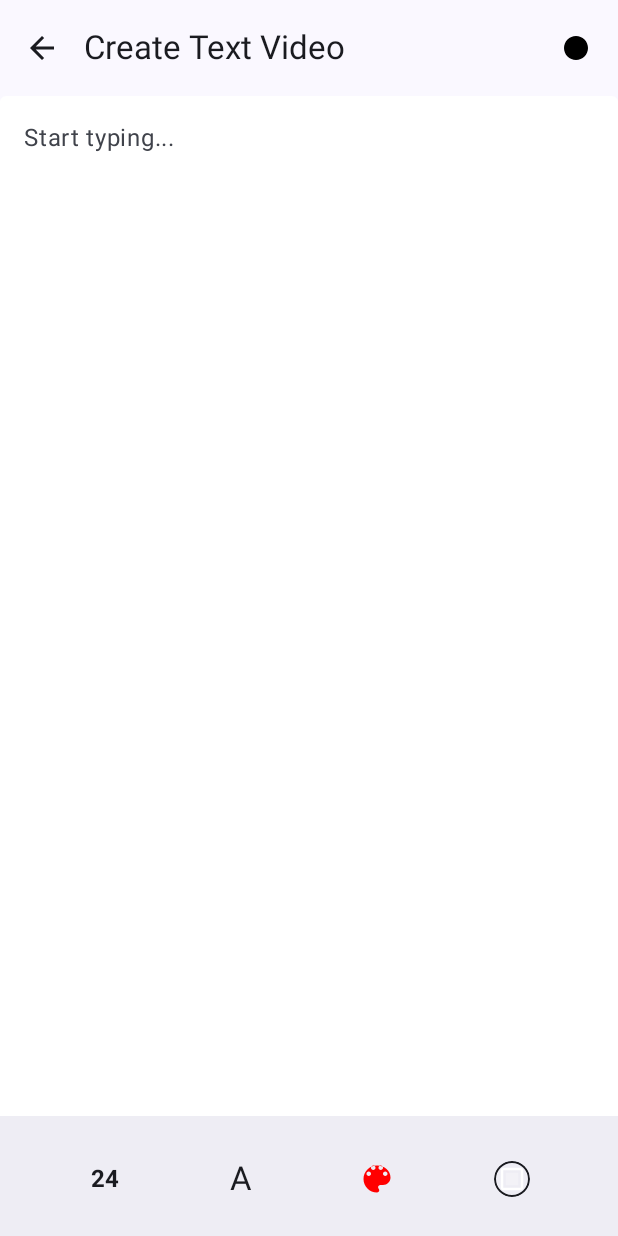
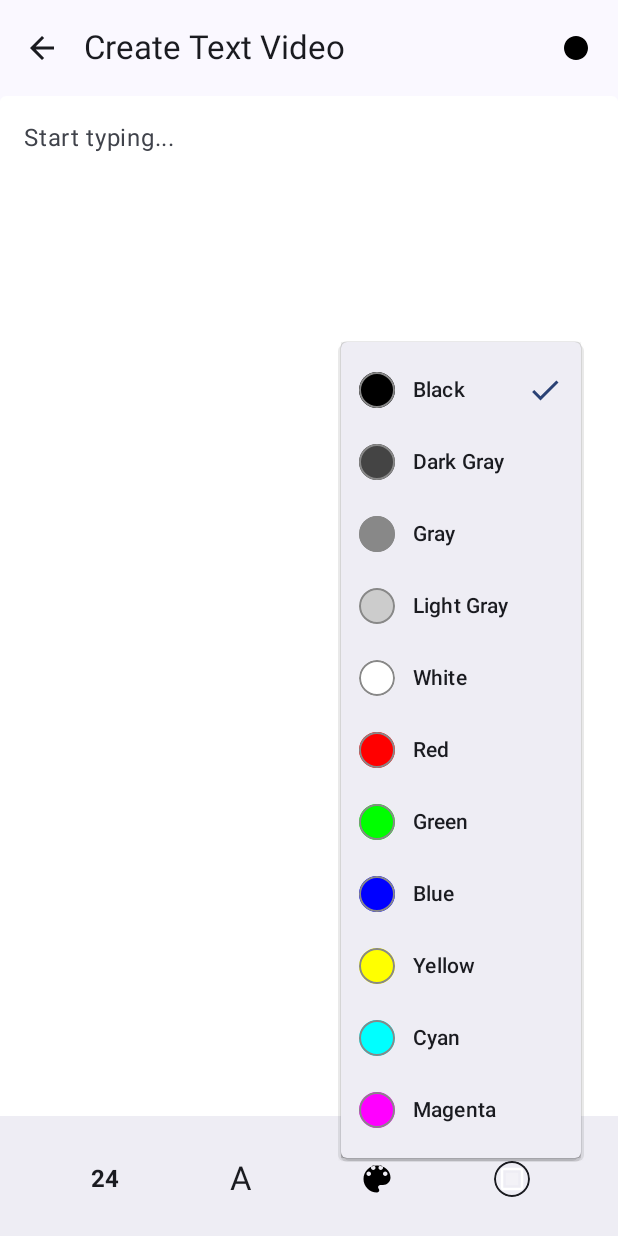
Before and after one commit to adegtiarev/VideoMessage, an Android app built with Jetpack Compose: the TextVideoScreen screen opened through its navigation route, after a tap on "Text Color", on a phone screen of 412 x 824 dp. Run offline under Robolectric (Android 15) with nearby library versions, the phone set to English and light mode, and no system bars; our stand-ins replace Dagger/Hilt's generated code.

Commit message:
Implement text and background color selection menus in TextVideoScreen
- Define `availableColors` list and state variables for managing color dropdown visibility.
- Update text and background color `IconButton`s to trigger dropdown menus allowing selection from a palette, replacing the previous simple toggle logic.
- The new menus display color previews and indicate the currently selected option.
- Refactor the font style `DropdownMenu` to generate items dynamically from a list, reducing code duplication.

```diff
--- a/app/src/main/java/arg/adegtiarev/videomessage/ui/textvideo/TextVideoScreen.kt
+++ b/app/src/main/java/arg/adegtiarev/videomessage/ui/textvideo/TextVideoScreen.kt
@@ -1,5 +1,6 @@
 package arg.adegtiarev.videomessage.ui.textvideo
 
+import androidx.compose.foundation.background
 import androidx.compose.foundation.border
 import androidx.compose.foundation.layout.Arrangement
 import androidx.compose.foundation.layout.Box
@@ -55,7 +56,6 @@ fun TextVideoScreen(
     var text by remember { mutableStateOf("") }
     var textSizeSp by remember { mutableFloatStateOf(24f) }
 
-    // Заменяем isBold на параметры стиля и веса
     var fontWeight by remember { mutableStateOf(FontWeight.Normal) }
     var fontStyle by remember { mutableStateOf(FontStyle.Normal) }
 
@@ -65,9 +65,27 @@ fun TextVideoScreen(
     // Состояния видимости меню
     var showSizeMenu by remember { mutableStateOf(false) }
     var showStyleMenu by remember { mutableStateOf(false) }
+    var showTextColorMenu by remember { mutableStateOf(false) }
+    var showBgColorMenu by remember { mutableStateOf(false) }
 
     val availableFontSizes = remember {
         listOf(12f, 14f, 16f, 18f, 20f, 24f, 28f, 32f, 36f, 40f, 48f, 56f, 64f, 72f, 96f)
+    }
+
+    val availableColors = remember {
+        listOf(
+            "Black" to Color.Black,
+            "Dark Gray" to Color.DarkGray,
+            "Gray" to Color.Gray,
+            "Light Gray" to Color.LightGray,
+            "White" to Color.White,
+            "Red" to Color.Red,
+            "Green" to Color.Green,
+            "Blue" to Color.Blue,
+            "Yellow" to Color.Yellow,
+            "Cyan" to Color.Cyan,
+            "Magenta" to Color.Magenta
+        )
     }
     // ----------------------------------------------------------
 
@@ -128,10 +146,9 @@ fun TextVideoScreen(
                         }
                     }
 
-                    // 2. Кнопка стиля шрифта (Bold, Italic, etc.)
+                    // 2. Кнопка стиля шрифта
                     Box {
                         IconButton(onClick = { showStyleMenu = true }) {
-                            // Отображаем букву "A" с текущим примененным стилем
                             Text(
                                 text = "A",
                                 style = MaterialTheme.typography.titleLarge,
@@ -145,69 +162,34 @@ fun TextVideoScreen(
                             onDismissRequest = { showStyleMenu = false },
                             offset = DpOffset(x = 0.dp, y = 10.dp)
                         ) {
-                            // Normal
+                            val styles = listOf(
+                                Triple("Normal", FontWeight.Normal, FontStyle.Normal),
+                                Triple("Bold", FontWeight.Bold, FontStyle.Normal),
+                                Triple("Italic", FontWeight.Normal, FontStyle.Italic),
+                                Triple("Bold Italic", FontWeight.Bold, FontStyle.Italic)
+                            )
+
+                            styles.forEach { (name, weight, style) ->
                                 DropdownMenuItem(
-                                text = { Text("Normal", fontWeight = FontWeight.Normal, fontStyle = FontStyle.Normal) },
+                                    text = { Text(name, fontWeight = weight, fontStyle = style) },
                                     onClick = {
-                                    fontWeight = FontWeight.Normal
-                                    fontStyle = FontStyle.Normal
+                                        fontWeight = weight
+                                        fontStyle = style
                                         showStyleMenu = false
                                     },
                                     trailingIcon = {
-                                    if (fontWeight == FontWeight.Normal && fontStyle == FontStyle.Normal) {
-                                        Icon(Icons.Default.Check, "Selected", tint = MaterialTheme.colorScheme.primary)
-                                    }
-                                }
-                            )
-                            // Bold
-                            DropdownMenuItem(
-                                text = { Text("Bold", fontWeight = FontWeight.Bold, fontStyle = FontStyle.Normal) },
-                                onClick = {
-                                    fontWeight = FontWeight.Bold
-                                    fontStyle = FontStyle.Normal
-                                    showStyleMenu = false
-                                },
-                                trailingIcon = {
-                                    if (fontWeight == FontWeight.Bold && fontStyle == FontStyle.Normal) {
-                                        Icon(Icons.Default.Check, "Selected", tint = MaterialTheme.colorScheme.primary)
-                                    }
-                                }
-                            )
-                            // Italic
-                            DropdownMenuItem(
-                                text = { Text("Italic", fontWeight = FontWeight.Normal, fontStyle = FontStyle.Italic) },
-                                onClick = {
-                                    fontWeight = FontWeight.Normal
-                                    fontStyle = FontStyle.Italic
-                                    showStyleMenu = false
-                                },
-                                trailingIcon = {
-                                    if (fontWeight == FontWeight.Normal && fontStyle == FontStyle.Italic) {
-                                        Icon(Icons.Default.Check, "Selected", tint = MaterialTheme.colorScheme.primary)
-                                    }
-                                }
-                            )
-                            // Bold Italic
-                            DropdownMenuItem(
-                                text = { Text("Bold Italic", fontWeight = FontWeight.Bold, fontStyle = FontStyle.Italic) },
-                                onClick = {
-                                    fontWeight = FontWeight.Bold
-                                    fontStyle = FontStyle.Italic
-                                    showStyleMenu = false
-                                },
-                                trailingIcon = {
-                                    if (fontWeight == FontWeight.Bold && fontStyle == FontStyle.Italic) {
+                                        if (fontWeight == weight && fontStyle == style) {
                                             Icon(Icons.Default.Check, "Selected", tint = MaterialTheme.colorScheme.primary)
                                         }
                                     }
                                 )
                             }
                         }
+                    }
 
                     // 3. Кнопка цвета текста
-                    IconButton(onClick = {
-                        textColor = if (textColor == Color.Black) Color.Red else Color.Black
-                    }) {
+                    Box {
+                        IconButton(onClick = { showTextColorMenu = true }) {
                             Icon(
                                 painter = painterResource(R.drawable.ic_text_color),
                                 contentDescription = "Text Color",
@@ -215,10 +197,40 @@ fun TextVideoScreen(
                             )
                         }
 
+                        DropdownMenu(
+                            expanded = showTextColorMenu,
+                            onDismissRequest = { showTextColorMenu = false },
+                            offset = DpOffset(x = 0.dp, y = 10.dp)
+                        ) {
+                            availableColors.forEach { (name, color) ->
+                                DropdownMenuItem(
+                                    text = { Text(name) },
+                                    leadingIcon = {
+                                        Box(
+                                            modifier = Modifier
+                                                .size(24.dp)
+                                                .clip(CircleShape)
+                                                .background(color)
+                                                .border(1.dp, Color.Gray, CircleShape)
+                                        )
+                                    },
+                                    onClick = {
+                                        textColor = color
+                                        showTextColorMenu = false
+                                    },
+                                    trailingIcon = {
+                                        if (textColor == color) {
+                                            Icon(Icons.Default.Check, "Selected", tint = MaterialTheme.colorScheme.primary)
+                                        }
+                                    }
+                                )
+                            }
+                        }
+                    }
+
                     // 4. Кнопка цвета фона
-                    IconButton(onClick = {
-                        backgroundColor = if (backgroundColor == Color.White) Color.Yellow else Color.White
-                    }) {
+                    Box {
+                        IconButton(onClick = { showBgColorMenu = true }) {
                             Box(
                                 modifier = Modifier
                                     .size(24.dp)
@@ -232,6 +244,37 @@ fun TextVideoScreen(
                                     tint = backgroundColor,
                                     modifier = Modifier.padding(2.dp)
                                 )
+                            }
+                        }
+
+                        DropdownMenu(
+                            expanded = showBgColorMenu,
+                            onDismissRequest = { showBgColorMenu = false },
+                            offset = DpOffset(x = 0.dp, y = 10.dp)
+                        ) {
+                            availableColors.forEach { (name, color) ->
+                                DropdownMenuItem(
+                                    text = { Text(name) },
+                                    leadingIcon = {
+                                        Box(
+                                            modifier = Modifier
+                                                .size(24.dp)
+                                                .clip(CircleShape)
+                                                .background(color)
+                                                .border(1.dp, Color.Gray, CircleShape)
+                                        )
+                                    },
+                                    onClick = {
+                                        backgroundColor = color
+                                        showBgColorMenu = false
+                                    },
+                                    trailingIcon = {
+                                        if (backgroundColor == color) {
+                                            Icon(Icons.Default.Check, "Selected", tint = MaterialTheme.colorScheme.primary)
+                                        }
+                                    }
+                                )
+                            }
                         }
                     }
                 }
```
Lines whose indentation alone changed are shown as unchanged.
